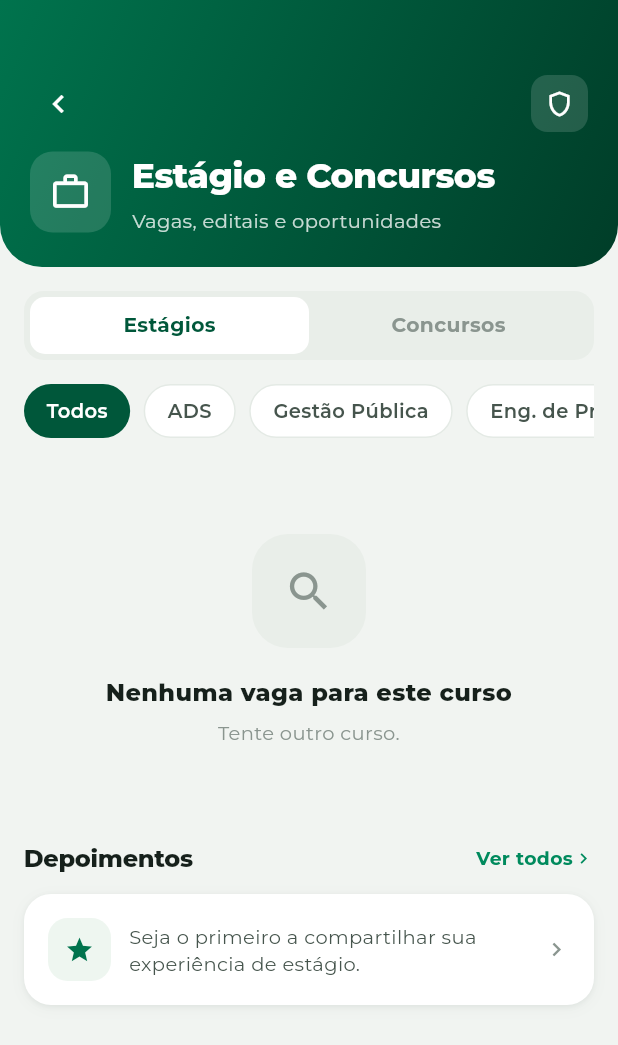
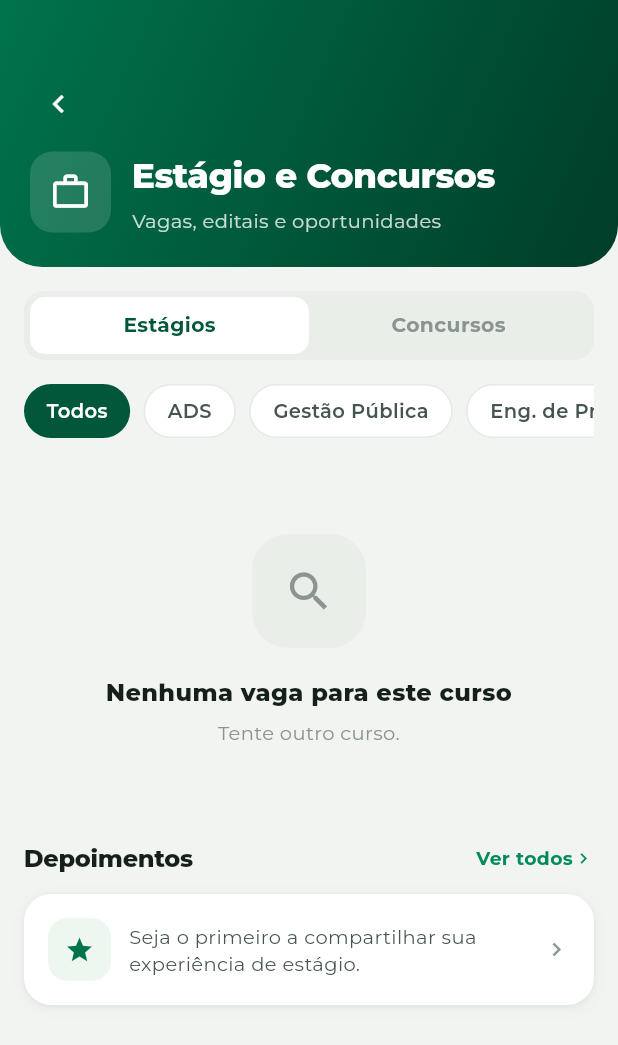
Before and after one commit to Denilsonlps/universe-app, a Flutter app: the screen it shows once a user with an empty profile is signed in, in the side drawer, after a tap on "Estágio e Concursos", on a phone screen of 412 x 824 dp. Shown: the top 1045 px of the screen. Run offline on Flutter 3.47's test engine with Material 3 defaults, Android fonts, the phone set to English and light mode, and no system bars; our stand-ins replace cloud_firestore, firebase_auth, firebase_core, flutter_riverpod, go_router, google_fonts and 1 more; accounts and stored records are empty.

Commit message:
feat(admin): rotas do painel + gating das entradas (escudo e drawer)

```diff
--- a/lib/core/router/app_router.dart
+++ b/lib/core/router/app_router.dart
@@ -28,6 +28,10 @@ import '../../features/internships/screens/estagio_screen.dart';
 import '../../features/internships/screens/vaga_detail_screen.dart';
 import '../../features/internships/screens/contest_detail_screen.dart';
 import '../../features/internships/screens/depoimentos_screen.dart';
+import '../../features/admin/screens/admin_panel_screen.dart';
+import '../../features/admin/screens/vaga_form_screen.dart';
+import '../../features/admin/screens/concurso_form_screen.dart';
+import '../providers/profile_provider.dart';
 
 const _authRoutes = {'/onboarding', '/login', '/register'};
 
@@ -77,6 +81,9 @@ final routerProvider = Provider<GoRouter>((ref) {
       GoRoute(path: '/estagio/vaga', builder: (c, s) => VagaDetailScreen(vaga: s.extra is Internship ? s.extra as Internship : null)),
       GoRoute(path: '/estagio/concurso', builder: (c, s) => ConcursoDetailScreen(contest: s.extra is Contest ? s.extra as Contest : null)),
       GoRoute(path: '/estagio/depoimentos', builder: (c, s) => const DepoimentosScreen()),
+      GoRoute(path: '/admin', builder: (c, s) => const AdminPanelScreen()),
+      GoRoute(path: '/admin/vaga', builder: (c, s) => VagaFormScreen(vaga: s.extra is Internship ? s.extra as Internship : null)),
+      GoRoute(path: '/admin/concurso', builder: (c, s) => ConcursoFormScreen(contest: s.extra is Contest ? s.extra as Contest : null)),
     ],
   );
 });
@@ -87,16 +94,18 @@ class _Shell extends ConsumerWidget {
   @override
   Widget build(BuildContext context, WidgetRef ref) {
     final user = ref.watch(authStateProvider).valueOrNull;
+    final isAdmin = ref.watch(isAdminProvider);
     return Scaffold(
       backgroundColor: context.c.bg,
       drawer: MenuDrawer(
         userName: user?.name ?? 'Estudante',
         userEmail: user?.email ?? '',
+        isAdmin: isAdmin,
         onNavigate: (route) {
           Navigator.pop(context);
           if (navTabs.any((t) => '/${t.key}' == route)) {
             context.go(route);
-          } else if (route == '/ifsp' || route == '/beneficios/gov' || route == '/beneficios/inst' || route == '/estagio') {
+          } else if (route == '/ifsp' || route == '/beneficios/gov' || route == '/beneficios/inst' || route == '/estagio' || route == '/admin') {
             context.push(route);
           } else {
             ScaffoldMessenger.of(context).showSnackBar(const SnackBar(content: Text('Em breve')));
--- a/lib/features/internships/screens/estagio_screen.dart
+++ b/lib/features/internships/screens/estagio_screen.dart
@@ -2,6 +2,7 @@ import 'package:flutter/material.dart';
 import 'package:flutter_riverpod/flutter_riverpod.dart';
 import 'package:go_router/go_router.dart';
 import '../../../core/providers/repository_provider.dart';
+import '../../../core/providers/profile_provider.dart';
 import '../../../core/theme/app_colors.dart';
 import '../../../data/courses.dart';
 import '../../../data/models/contest.dart';
@@ -33,6 +34,7 @@ class _EstagioScreenState extends ConsumerState<EstagioScreen> {
   @override
   Widget build(BuildContext context) {
     final c = context.c;
+    final isAdmin = ref.watch(isAdminProvider);
     final vagasAsync = ref.watch(internshipsProvider(_course));
     final concursosAsync = ref.watch(contestsProvider);
     final depoAsync = ref.watch(testimonialsProvider);
@@ -42,15 +44,15 @@ class _EstagioScreenState extends ConsumerState<EstagioScreen> {
       header: GreenHero(
         title: 'Estágio e Concursos', subtitle: 'Vagas, editais e oportunidades', icon: 'briefcase',
         onBack: () => context.pop(),
-        action: InkWell(
+        action: isAdmin ? InkWell(
           borderRadius: BorderRadius.circular(11),
-          onTap: () => ScaffoldMessenger.of(context).showSnackBar(const SnackBar(content: Text('Painel do Setor de Estágios (em breve)'))),
+          onTap: () => context.push('/admin'),
           child: Container(
             width: 38, height: 38, alignment: Alignment.center,
             decoration: BoxDecoration(color: Colors.white.withValues(alpha: 0.14), borderRadius: BorderRadius.circular(11)),
             child: Icon(appIcon('shield'), size: 20, color: Colors.white),
           ),
-        ),
+        ) : null,
       ),
       body: Padding(
         padding: const EdgeInsets.all(16),
--- a/lib/shared/chrome/menu_drawer.dart
+++ b/lib/shared/chrome/menu_drawer.dart
@@ -22,9 +22,10 @@ const drawerItems = [
 
 class MenuDrawer extends StatelessWidget {
   final String userName, userEmail;
+  final bool isAdmin;
   final ValueChanged<String> onNavigate;
   final VoidCallback onLogout;
-  const MenuDrawer({super.key, required this.userName, required this.userEmail, required this.onNavigate, required this.onLogout});
+  const MenuDrawer({super.key, required this.userName, required this.userEmail, this.isAdmin = false, required this.onNavigate, required this.onLogout});
 
   @override
   Widget build(BuildContext context) {
@@ -64,6 +65,13 @@ class MenuDrawer extends StatelessWidget {
                   trailing: Icon(appIcon('chevR'), size: 16, color: c.ink3),
                   onTap: () => onNavigate(m.route),
                 ),
+              if (isAdmin)
+                ListTile(
+                  leading: Icon(appIcon('shield'), color: c.green700),
+                  title: Text('Painel do Setor de Estágios', style: TextStyle(fontSize: 14, fontWeight: FontWeight.w600, color: c.ink)),
+                  trailing: Icon(appIcon('chevR'), size: 16, color: c.ink3),
+                  onTap: () => onNavigate('/admin'),
+                ),
               Divider(color: c.line),
               ListTile(
                 leading: Icon(appIcon('logout'), color: c.error),
```
Also changed, not shown: 3 other files.
